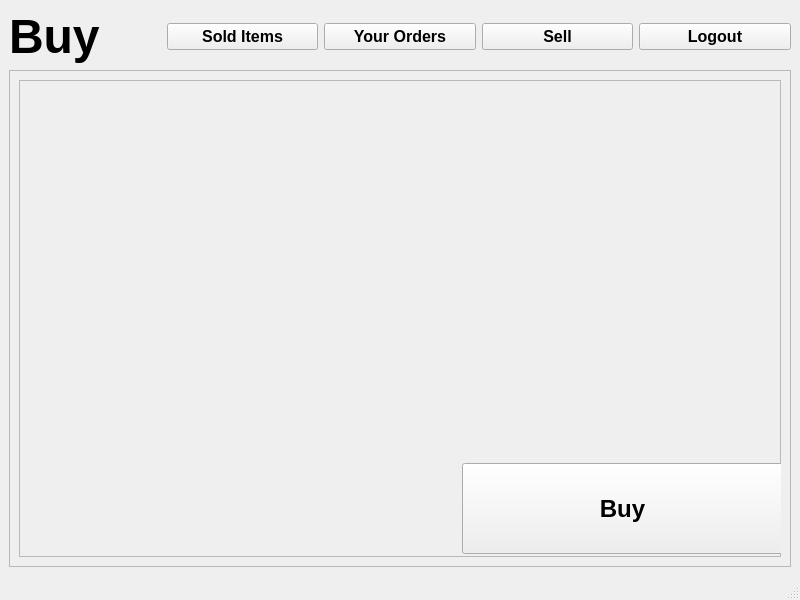
First picture: the form in buy_page.ui, repository acmpesuecc/GrowPal, before the edit.
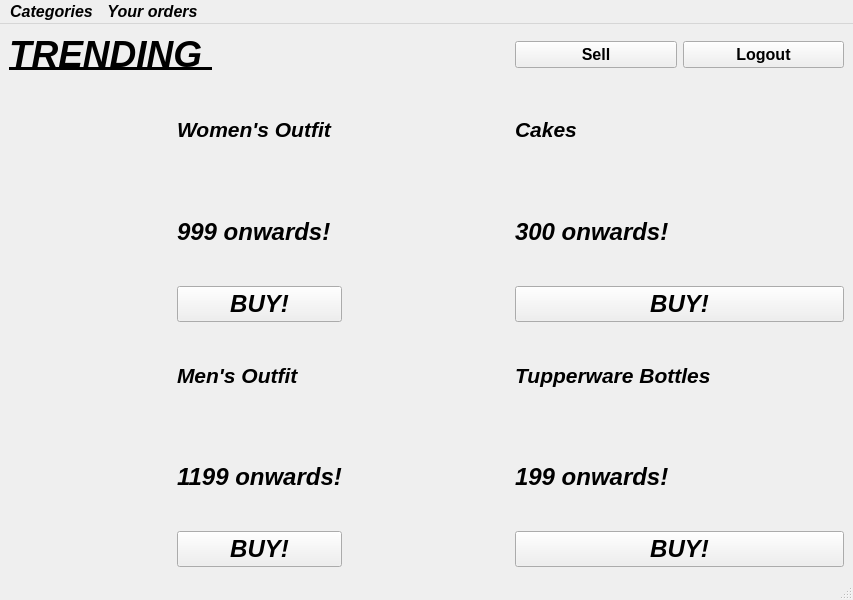
Second picture: the form after the edit. Icons and pictures are not drawn.

Patch:
```diff
--- a/buy_page.ui
+++ b/buy_page.ui
@@ -6,7 +6,7 @@
    <rect>
     <x>0</x>
     <y>0</y>
-    <width>800</width>
+    <width>853</width>
     <height>600</height>
    </rect>
   </property>
@@ -27,40 +27,107 @@
   </property>
   <widget class="QWidget" name="centralwidget">
    <layout class="QGridLayout" name="gridLayout">
-    <item row="0" column="0">
+    <item row="6" column="1">
+     <widget class="QPushButton" name="pushButton_buy_mens_outfit">
+      <property name="font">
+       <font>
+        <pointsize>18</pointsize>
+        <weight>75</weight>
+        <italic>true</italic>
+        <bold>true</bold>
+       </font>
+      </property>
+      <property name="styleSheet">
+       <string notr="true">font-size:18pt;</string>
+      </property>
+      <property name="text">
+       <string>BUY!</string>
+      </property>
+     </widget>
+    </item>
+    <item row="3" column="3" colspan="2">
+     <widget class="QPushButton" name="pushButton_buy_cakes">
+      <property name="font">
+       <font>
+        <pointsize>18</pointsize>
+        <weight>75</weight>
+        <italic>true</italic>
+        <bold>true</bold>
+       </font>
+      </property>
+      <property name="styleSheet">
+       <string notr="true">font-size:18pt;</string>
+      </property>
+      <property name="text">
+       <string>BUY!</string>
+      </property>
+     </widget>
+    </item>
+    <item row="1" column="1">
+     <widget class="QLabel" name="label">
+      <property name="text">
+       <string>&lt;html&gt;&lt;head/&gt;&lt;body&gt;&lt;p&gt;&lt;span style=&quot; font-size:16pt; font-weight:600;&quot;&gt;Women's Outfit &lt;/span&gt;&lt;/p&gt;&lt;/body&gt;&lt;/html&gt;</string>
+      </property>
+     </widget>
+    </item>
+    <item row="6" column="3" colspan="2">
+     <widget class="QPushButton" name="pushButton_buy_tupperware">
+      <property name="font">
+       <font>
+        <pointsize>18</pointsize>
+        <weight>75</weight>
+        <italic>true</italic>
+        <bold>true</bold>
+       </font>
+      </property>
+      <property name="styleSheet">
+       <string notr="true">font-size:18pt;</string>
+      </property>
+      <property name="text">
+       <string>BUY!</string>
+      </property>
+     </widget>
+    </item>
+    <item row="0" column="4">
+     <widget class="QPushButton" name="pushButton_logout">
+      <property name="font">
+       <font>
+        <pointsize>12</pointsize>
+        <weight>75</weight>
+        <italic>false</italic>
+        <bold>true</bold>
+       </font>
+      </property>
+      <property name="text">
+       <string>Logout</string>
+      </property>
+     </widget>
+    </item>
+    <item row="2" column="1">
+     <widget class="QLabel" name="label_2">
+      <property name="text">
+       <string>&lt;html&gt;&lt;head/&gt;&lt;body&gt;&lt;p&gt;&lt;span style=&quot; font-size:18pt; font-weight:600;&quot;&gt;999 onwards!&lt;/span&gt;&lt;/p&gt;&lt;/body&gt;&lt;/html&gt;</string>
+      </property>
+     </widget>
+    </item>
+    <item row="0" column="0" colspan="3">
      <widget class="QLabel" name="label_9">
       <property name="text">
-       <string>&lt;html&gt;&lt;head/&gt;&lt;body&gt;&lt;p&gt;&lt;span style=&quot; font-size:36pt; font-style:normal;&quot;&gt;Buy&lt;/span&gt;&lt;/p&gt;&lt;/body&gt;&lt;/html&gt;</string>
+       <string>&lt;html&gt;&lt;head/&gt;&lt;body&gt;&lt;p&gt;&lt;span style=&quot; font-size:28pt; font-weight:600; text-decoration: underline;&quot;&gt;TRENDING         &lt;/span&gt;&lt;/p&gt;&lt;/body&gt;&lt;/html&gt;</string>
       </property>
      </widget>
     </item>
-    <item row="0" column="1">
-     <widget class="QPushButton" name="pushButton_sell_3">
-      <property name="font">
-       <font>
-        <pointsize>12</pointsize>
-        <weight>75</weight>
-        <italic>false</italic>
-        <bold>true</bold>
-       </font>
-      </property>
+    <item row="4" column="0" rowspan="3">
+     <widget class="QLabel" name="label_image_product_outfit1_3">
       <property name="text">
-       <string>Sold Items</string>
+       <string/>
       </property>
      </widget>
     </item>
-    <item row="0" column="2">
-     <widget class="QPushButton" name="pushButton_sell_2">
-      <property name="font">
-       <font>
-        <pointsize>12</pointsize>
-        <weight>75</weight>
-        <italic>false</italic>
-        <bold>true</bold>
-       </font>
-      </property>
+    <item row="5" column="3" colspan="2">
+     <widget class="QLabel" name="label_8">
       <property name="text">
-       <string>Your Orders</string>
+       <string>&lt;html&gt;&lt;head/&gt;&lt;body&gt;&lt;p&gt;&lt;span style=&quot; font-size:18pt; font-weight:600;&quot;&gt;199 onwards!&lt;/span&gt;&lt;/p&gt;&lt;/body&gt;&lt;/html&gt;</string>
       </property>
      </widget>
     </item>
@@ -79,113 +146,197 @@
       </property>
      </widget>
     </item>
-    <item row="0" column="4">
-     <widget class="QPushButton" name="pushButton_logout">
+    <item row="4" column="1">
+     <widget class="QLabel" name="label_5">
+      <property name="text">
+       <string>&lt;html&gt;&lt;head/&gt;&lt;body&gt;&lt;p&gt;&lt;span style=&quot; font-size:16pt; font-weight:600;&quot;&gt;Men's Outfit &lt;/span&gt;&lt;/p&gt;&lt;/body&gt;&lt;/html&gt;</string>
+      </property>
+     </widget>
+    </item>
+    <item row="4" column="3" colspan="2">
+     <widget class="QLabel" name="label_7">
+      <property name="text">
+       <string>&lt;html&gt;&lt;head/&gt;&lt;body&gt;&lt;p&gt;&lt;span style=&quot; font-size:16pt; font-weight:600;&quot;&gt;Tupperware Bottles&lt;/span&gt;&lt;/p&gt;&lt;/body&gt;&lt;/html&gt;</string>
+      </property>
+     </widget>
+    </item>
+    <item row="5" column="1">
+     <widget class="QLabel" name="label_6">
+      <property name="text">
+       <string>&lt;html&gt;&lt;head/&gt;&lt;body&gt;&lt;p&gt;&lt;span style=&quot; font-size:18pt; font-weight:600;&quot;&gt;1199 onwards!&lt;/span&gt;&lt;/p&gt;&lt;/body&gt;&lt;/html&gt;</string>
+      </property>
+     </widget>
+    </item>
+    <item row="1" column="2" rowspan="3">
+     <widget class="QLabel" name="label_prod_img2">
+      <property name="text">
+       <string/>
+      </property>
+      <property name="pixmap">
+       <pixmap>product_cake1.jpeg</pixmap>
+      </property>
+      <property name="scaledContents">
+       <bool>false</bool>
+      </property>
+     </widget>
+    </item>
+    <item row="2" column="3" colspan="2">
+     <widget class="QLabel" name="label_4">
+      <property name="text">
+       <string>&lt;html&gt;&lt;head/&gt;&lt;body&gt;&lt;p&gt;&lt;span style=&quot; font-size:18pt; font-weight:600;&quot;&gt;300 onwards!&lt;/span&gt;&lt;/p&gt;&lt;/body&gt;&lt;/html&gt;</string>
+      </property>
+     </widget>
+    </item>
+    <item row="1" column="3" colspan="2">
+     <widget class="QLabel" name="label_3">
+      <property name="text">
+       <string>&lt;html&gt;&lt;head/&gt;&lt;body&gt;&lt;p&gt;&lt;span style=&quot; font-size:16pt; font-weight:600;&quot;&gt;Cakes&lt;/span&gt;&lt;/p&gt;&lt;/body&gt;&lt;/html&gt;</string>
+      </property>
+     </widget>
+    </item>
+    <item row="4" column="2" rowspan="3">
+     <widget class="QLabel" name="label_image_product_outfit1_4">
+      <property name="text">
+       <string/>
+      </property>
+      <property name="pixmap">
+       <pixmap>product_tupperware1.jpeg</pixmap>
+      </property>
+     </widget>
+    </item>
+    <item row="3" column="1">
+     <widget class="QPushButton" name="pushButton_buy_womens_outfit">
       <property name="font">
        <font>
-        <pointsize>12</pointsize>
+        <pointsize>18</pointsize>
         <weight>75</weight>
-        <italic>false</italic>
+        <italic>true</italic>
         <bold>true</bold>
        </font>
       </property>
+      <property name="styleSheet">
+       <string notr="true">font-size:18pt;</string>
+      </property>
       <property name="text">
-       <string>Logout</string>
+       <string>BUY!</string>
       </property>
      </widget>
     </item>
-    <item row="1" column="0" colspan="5">
-     <widget class="QScrollArea" name="scrollArea">
-      <property name="widgetResizable">
-       <bool>true</bool>
+    <item row="1" column="0" rowspan="3">
+     <widget class="QLabel" name="label_image_product_outfit1">
+      <property name="text">
+       <string/>
       </property>
-      <widget class="QWidget" name="scrollAreaWidgetContents">
-       <property name="geometry">
-        <rect>
-         <x>0</x>
-         <y>0</y>
-         <width>776</width>
-         <height>489</height>
-        </rect>
-       </property>
-       <layout class="QVBoxLayout" name="verticalLayout">
-        <item>
-         <widget class="QFrame" name="frame">
-          <property name="frameShape">
-           <enum>QFrame::StyledPanel</enum>
-          </property>
-          <property name="frameShadow">
-           <enum>QFrame::Raised</enum>
-          </property>
-          <widget class="QLabel" name="label_picture">
-           <property name="geometry">
-            <rect>
-             <x>20</x>
-             <y>-10</y>
-             <width>441</width>
-             <height>461</height>
-            </rect>
-           </property>
-           <property name="text">
-            <string/>
-           </property>
-          </widget>
-          <widget class="QLabel" name="label_name">
-           <property name="geometry">
-            <rect>
-             <x>450</x>
-             <y>10</y>
-             <width>311</width>
-             <height>71</height>
-            </rect>
-           </property>
-           <property name="text">
-            <string/>
-           </property>
-          </widget>
-          <widget class="QLabel" name="label">
-           <property name="geometry">
-            <rect>
-             <x>450</x>
-             <y>90</y>
-             <width>311</width>
-             <height>291</height>
-            </rect>
-           </property>
-           <property name="text">
-            <string/>
-           </property>
-          </widget>
-          <widget class="QPushButton" name="pushButton">
-           <property name="geometry">
-            <rect>
-             <x>443</x>
-             <y>383</y>
-             <width>321</width>
-             <height>91</height>
-            </rect>
-           </property>
-           <property name="font">
-            <font>
-             <pointsize>18</pointsize>
-             <weight>75</weight>
-             <italic>false</italic>
-             <bold>true</bold>
-            </font>
-           </property>
-           <property name="text">
-            <string>Buy</string>
-           </property>
-          </widget>
-         </widget>
-        </item>
-       </layout>
-      </widget>
+      <property name="pixmap">
+       <pixmap>product_outfit1.jpeg</pixmap>
+      </property>
      </widget>
     </item>
    </layout>
   </widget>
   <widget class="QStatusBar" name="statusbar"/>
+  <widget class="QMenuBar" name="menubar">
+   <property name="geometry">
+    <rect>
+     <x>0</x>
+     <y>0</y>
+     <width>853</width>
+     <height>32</height>
+    </rect>
+   </property>
+   <widget class="QMenu" name="menuCatogories">
+    <property name="title">
+     <string>Categories</string>
+    </property>
+    <widget class="QMenu" name="menuApparel">
+     <property name="title">
+      <string>Apparel</string>
+     </property>
+     <widget class="QMenu" name="menuFootwear">
+      <property name="title">
+       <string>Footwear</string>
+      </property>
+      <addaction name="actionShoes"/>
+      <addaction name="actionFlip_FLops"/>
+      <addaction name="actionBoots"/>
+      <addaction name="actionSneakers"/>
+      <addaction name="actionHeels"/>
+     </widget>
+     <addaction name="actionCasials_2"/>
+     <addaction name="actionMen_s_clothing_2"/>
+     <addaction name="actionTrowsers"/>
+     <addaction name="actionShirts_Tops"/>
+     <addaction name="actionSarees"/>
+     <addaction name="actionKurtis"/>
+     <addaction name="actionWinterwear"/>
+     <addaction name="menuFootwear"/>
+     <addaction name="actionCasials"/>
+    </widget>
+    <widget class="QMenu" name="menuAccessories">
+     <property name="title">
+      <string>Accessories</string>
+     </property>
+     <addaction name="actionRings"/>
+     <addaction name="actionNecklaces"/>
+     <addaction name="actionEar_rings"/>
+     <addaction name="actionBelts"/>
+     <addaction name="actionBags"/>
+     <addaction name="actionKeycgains"/>
+    </widget>
+    <widget class="QMenu" name="menuHome_Decor">
+     <property name="title">
+      <string>Home Decor</string>
+     </property>
+     <addaction name="actionPaintings"/>
+     <addaction name="actionCots"/>
+     <addaction name="actionWall_Hangings"/>
+     <addaction name="actionCarpets"/>
+     <addaction name="actionTaperstires"/>
+     <addaction name="actionWind_Chimes"/>
+    </widget>
+    <widget class="QMenu" name="menuFood">
+     <property name="title">
+      <string>Food</string>
+     </property>
+     <addaction name="actionServices"/>
+     <addaction name="actionSnacks"/>
+     <addaction name="actionDeserts"/>
+     <addaction name="actionChinese"/>
+     <addaction name="actionNorth_Indian"/>
+     <addaction name="actionSouth_Indian"/>
+    </widget>
+    <widget class="QMenu" name="menuCosmetics">
+     <property name="title">
+      <string>Cosmetics</string>
+     </property>
+     <addaction name="actionSkin_care"/>
+     <addaction name="actionEye_makeup"/>
+    </widget>
+    <widget class="QMenu" name="menuOthers">
+     <property name="title">
+      <string>Others</string>
+     </property>
+     <addaction name="actionTupperware"/>
+     <addaction name="actionHandmade"/>
+     <addaction name="actionElectronics"/>
+     <addaction name="actionMiscelaneous"/>
+    </widget>
+    <addaction name="menuFood"/>
+    <addaction name="menuCosmetics"/>
+    <addaction name="menuApparel"/>
+    <addaction name="menuAccessories"/>
+    <addaction name="menuHome_Decor"/>
+    <addaction name="actionStationary"/>
+    <addaction name="menuOthers"/>
+   </widget>
+   <widget class="QMenu" name="menuTrack_Package">
+    <property name="title">
+     <string>Your orders</string>
+    </property>
+   </widget>
+   <addaction name="menuCatogories"/>
+   <addaction name="menuTrack_Package"/>
+  </widget>
   <action name="actionMen_s_clothing">
    <property name="text">
     <string>Men's clothing</string>
```
Left out of the diff: 3 changed lines with no effect on the pictures.
